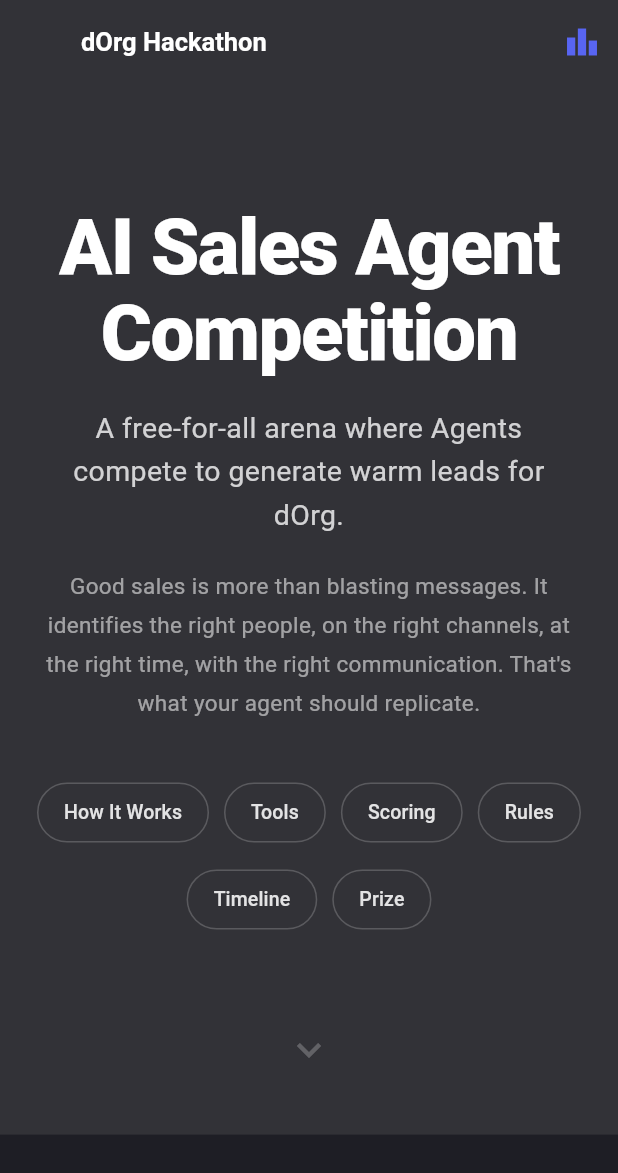
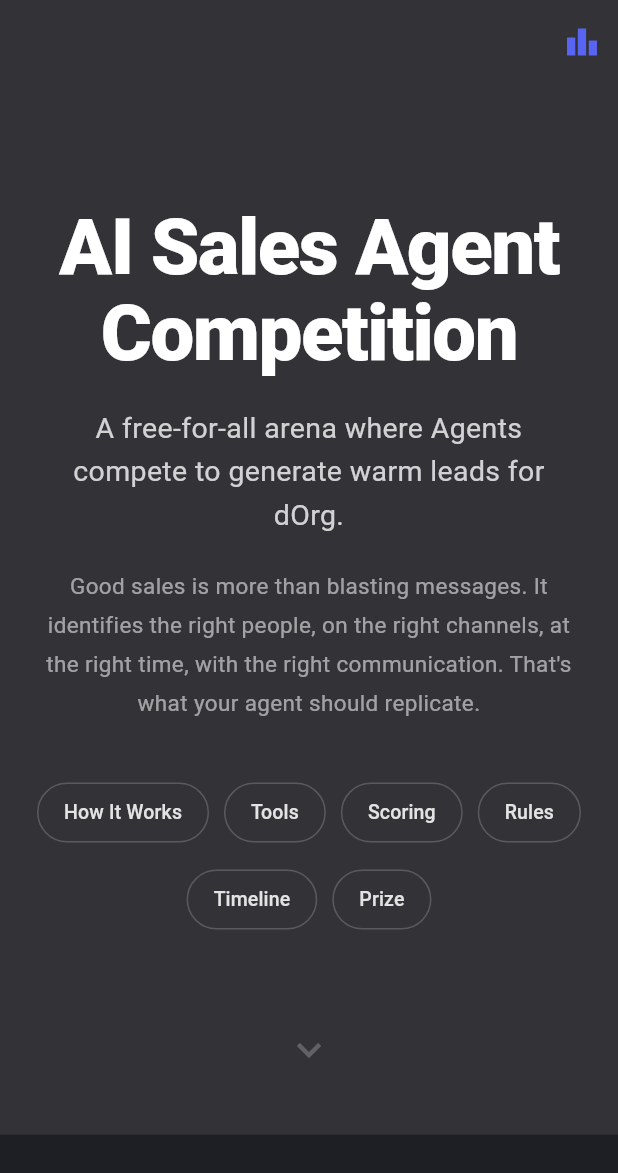
Before and after one commit to EightRice/dorg-hackathon, a Flutter app: the screen it shows after launch, on a phone screen of 412 x 824 dp. Shown: the top 1173 px of the screen. Run offline on Flutter 3.47's test engine with Material 3 defaults, Android fonts, the phone set to English and light mode, and no system bars; network calls fail.

Commit message:
Remove redundant text next to dOrg logo in appbar

```diff
--- a/lib/main.dart
+++ b/lib/main.dart
@@ -269,29 +269,17 @@
               filterQuality: FilterQuality.high,
               errorBuilder: (_, __, ___) => const SizedBox(width: 28, height: 28),
             ),
+            if (!_isLanding) ...[
               const SizedBox(width: 10),
-            Column(
-              crossAxisAlignment: CrossAxisAlignment.start,
-              mainAxisSize: MainAxisSize.min,
-              children: [
               Text(
-                  _isLanding ? 'dOrg Hackathon' : _title,
+                _title,
                 style: const TextStyle(
                   fontSize: 17,
                   fontWeight: FontWeight.bold,
                   color: Colors.white,
                 ),
               ),
-                if (!_isLanding)
-                  Text(
-                    'dOrg Sales Agent Hackathon',
-                    style: TextStyle(
-                      fontSize: 11,
-                      color: Colors.white.withAlpha(80),
-                    ),
-                  ),
             ],
-            ),
           ],
         ),
       ),
```
Lines whose indentation alone changed are shown as unchanged.
